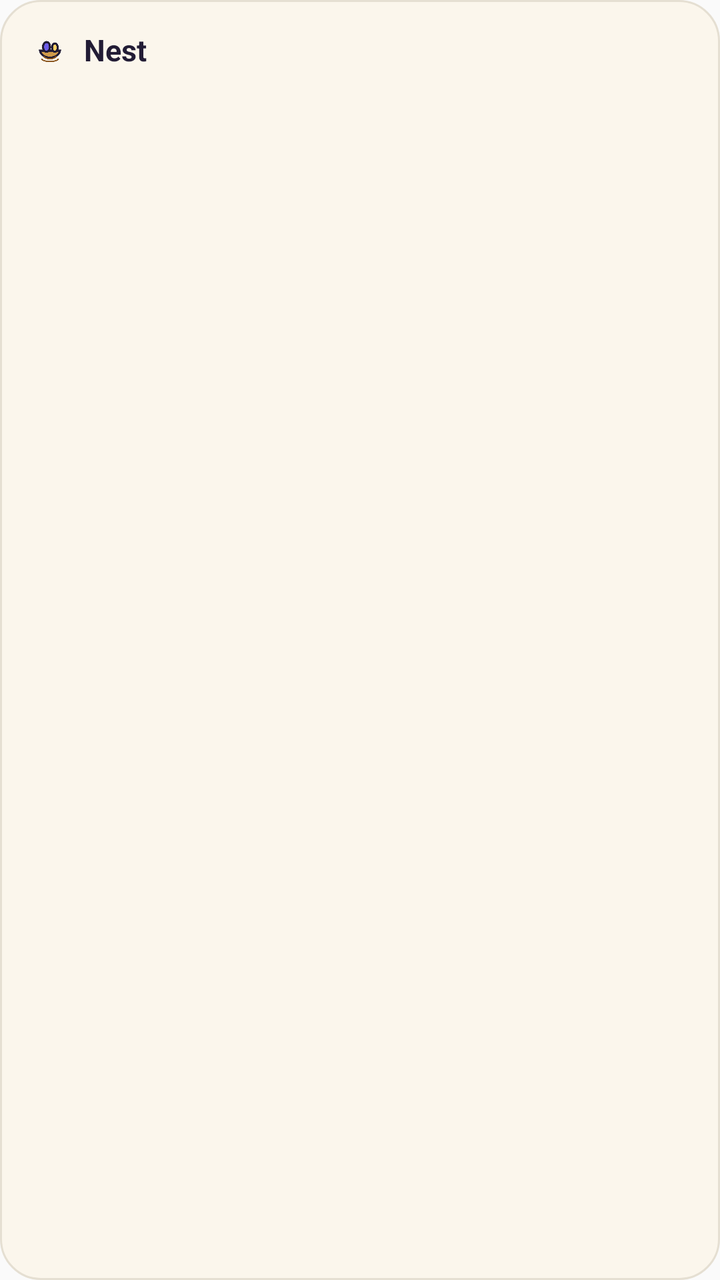
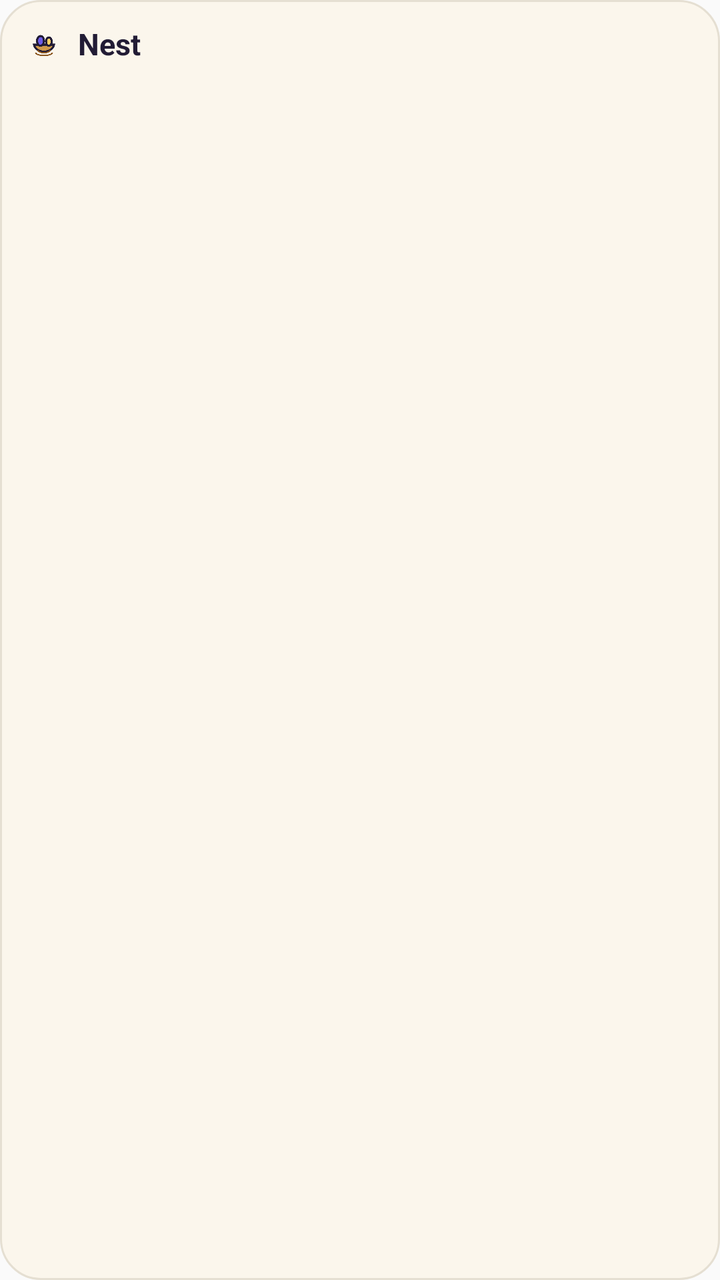

Compare the two renders of this Android layout. The source of the first and the diff that turns it into the second are given below.
<!-- AndroidManifest.xml: application theme AppTheme -->
<!-- res/layout/widget_nest.xml -->
<?xml version="1.0" encoding="utf-8"?>
<LinearLayout xmlns:android="http://schemas.android.com/apk/res/android"
    android:id="@+id/widget_root"
    android:layout_width="match_parent"
    android:layout_height="match_parent"
    android:orientation="vertical"
    android:background="@drawable/widget_bg"
    android:padding="14dp">

    <LinearLayout
        android:layout_width="match_parent"
        android:layout_height="wrap_content"
        android:orientation="horizontal"
        android:gravity="center_vertical"
        android:paddingBottom="8dp">

        <ImageView
            android:layout_width="22dp"
            android:layout_height="22dp"
            android:src="@mipmap/ic_launcher_foreground"
            android:contentDescription="@string/app_name" />

        <TextView
            android:id="@+id/widget_title"
            android:layout_width="0dp"
            android:layout_height="wrap_content"
            android:layout_weight="1"
            android:paddingStart="6dp"
            android:text="@string/app_name"
            android:textColor="#221C35"
            android:textStyle="bold"
            android:textSize="15sp" />

        <TextView
            android:id="@+id/widget_date"
            android:layout_width="wrap_content"
            android:layout_height="wrap_content"
            android:textColor="#6B6478"
            android:textSize="12sp" />
    </LinearLayout>

    <LinearLayout
        android:id="@+id/widget_list"
        android:layout_width="match_parent"
        android:layout_height="wrap_content"
        android:orientation="vertical" />
</LinearLayout>
<!-- resources referenced by this layout -->
<resources>
  <!-- drawable widget_bg (drawable) -->
  <?xml version="1.0" encoding="utf-8"?>
  <shape xmlns:android="http://schemas.android.com/apk/res/android" android:shape="rectangle">
      <solid android:color="#FBF6EC" />
      <corners android:radius="20dp" />
      <stroke android:width="1dp" android:color="#E5DFD2" />
  </shape>
  <!-- mipmap ic_launcher_foreground (drawable-v24) -->
  <vector xmlns:android="http://schemas.android.com/apk/res/android"
      xmlns:aapt="http://schemas.android.com/aapt"
      android:width="108dp"
      android:height="108dp"
      android:viewportHeight="108"
      android:viewportWidth="108">
      <path
          android:fillType="evenOdd"
          android:pathData="M32,64C32,64 38.39,52.99 44.13,50.95C51.37,48.37 70.14,49.57 70.14,49.57L108.26,87.69L108,109.01L75.97,107.97L32,64Z"
          android:strokeColor="#00000000"
          android:strokeWidth="1">
          <aapt:attr name="android:fillColor">
              <gradient
                  android:endX="78.5885"
                  android:endY="90.9159"
                  android:startX="48.7653"
                  android:startY="61.0927"
                  android:type="linear">
                  <item
                      android:color="#44000000"
                      android:offset="0.0" />
                  <item
                      android:color="#00000000"
                      android:offset="1.0" />
              </gradient>
          </aapt:attr>
      </path>
      <path
          android:fillColor="#FFFFFF"
          android:fillType="nonZero"
          android:pathData="M66.94,46.02L66.94,46.02C72.44,50.07 76,56.61 76,64L32,64C32,56.61 35.56,50.11 40.98,46.06L36.18,41.19C35.45,40.45 35.45,39.3 36.18,38.56C36.91,37.81 38.05,37.81 38.78,38.56L44.25,44.05C47.18,42.57 50.48,41.71 54,41.71C57.48,41.71 60.78,42.57 63.68,44.05L69.11,38.56C69.84,37.81 70.98,37.81 71.71,38.56C72.44,39.3 72.44,40.45 71.71,41.19L66.94,46.02ZM62.94,56.92C64.08,56.92 65,56.01 65,54.88C65,53.76 64.08,52.85 62.94,52.85C61.8,52.85 60.88,53.76 60.88,54.88C60.88,56.01 61.8,56.92 62.94,56.92ZM45.06,56.92C46.2,56.92 47.13,56.01 47.13,54.88C47.13,53.76 46.2,52.85 45.06,52.85C43.92,52.85 43,53.76 43,54.88C43,56.01 43.92,56.92 45.06,56.92Z"
          android:strokeColor="#00000000"
          android:strokeWidth="1" />
  </vector>
  <string name="app_name">Nest</string>
  <style name="AppTheme" parent="Theme.AppCompat.Light.DarkActionBar">
          
          <item name="colorPrimary">@color/colorPrimary</item>
          <item name="colorPrimaryDark">@color/colorPrimaryDark</item>
          <item name="colorAccent">@color/colorAccent</item>
      </style>
</resources>

<!-- the commit's change to res/layout/widget_nest.xml (unified diff, before → after) -->
@@ -5,7 +5,7 @@
     android:layout_height="match_parent"
     android:orientation="vertical"
     android:background="@drawable/widget_bg"
-    android:padding="14dp">
+    android:padding="11dp">
 
     <LinearLayout
         android:layout_width="match_parent"
